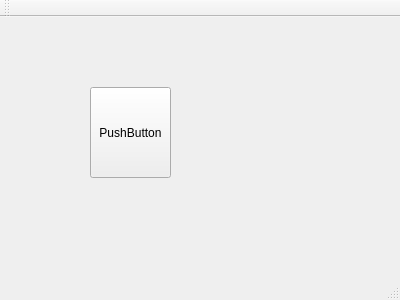
The window that mainwindow.ui (joonahn/gakchae) describes before a commit, drawn with Qt 5.
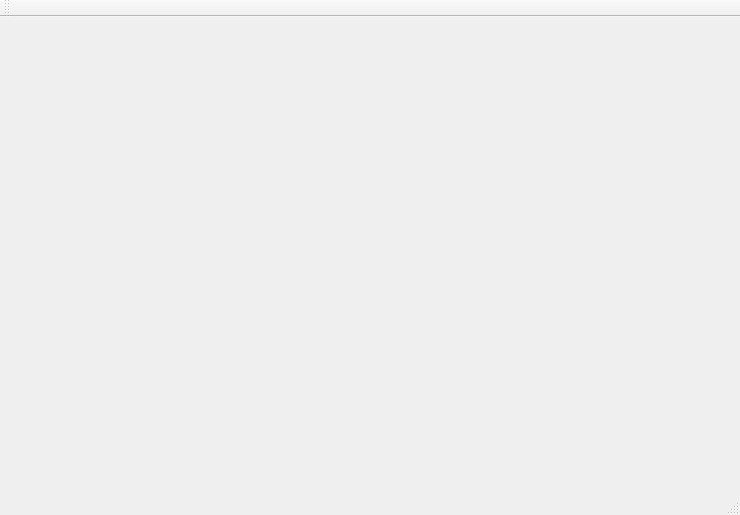
The same window after the commit.

The edit to the form file:
```diff
--- a/mainwindow.ui
+++ b/mainwindow.ui
@@ -6,28 +6,14 @@
    <rect>
     <x>0</x>
     <y>0</y>
-    <width>400</width>
-    <height>300</height>
+    <width>740</width>
+    <height>515</height>
    </rect>
   </property>
   <property name="windowTitle">
    <string>MainWindow</string>
   </property>
-  <widget class="QWidget" name="centralWidget">
-   <widget class="QPushButton" name="pushButton">
-    <property name="geometry">
-     <rect>
-      <x>90</x>
-      <y>70</y>
-      <width>81</width>
-      <height>91</height>
-     </rect>
-    </property>
-    <property name="text">
-     <string>PushButton</string>
-    </property>
-   </widget>
-  </widget>
+  <widget class="QWidget" name="centralWidget"/>
   <widget class="QMenuBar" name="menuBar">
    <property name="geometry">
     <rect>
```
Left out of the diff: 2 changed lines with no effect on the pictures.
